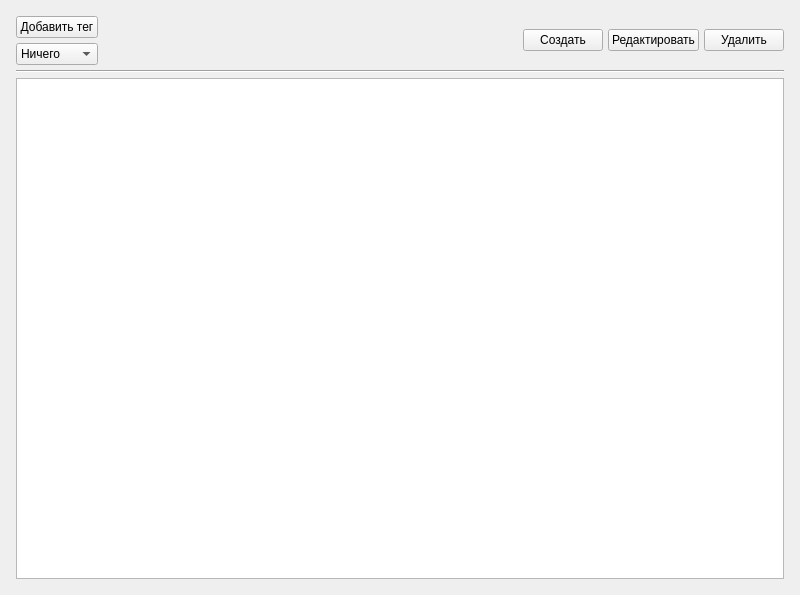
Qt form static/ui/MainWindow.ui (gggenn/DZ) before a commit.
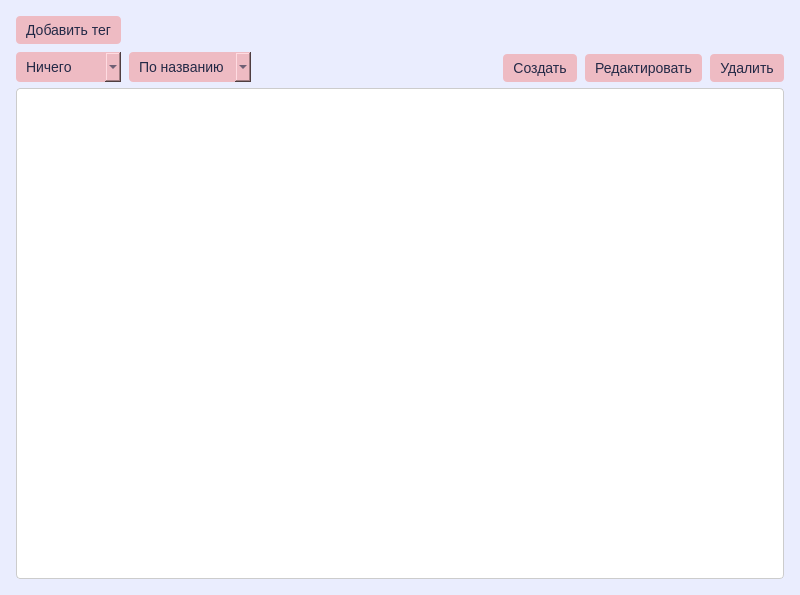
The same form after that commit.

```diff
--- a/static/ui/MainWindow.ui
+++ b/static/ui/MainWindow.ui
@@ -13,14 +13,16 @@
   <property name="windowTitle">
    <string>MainWindow</string>
   </property>
+  <property name="styleSheet">
+   <string notr="true">QWidget#MainWindow {
+    background-color: #EAEDFE;
+}</string>
+  </property>
   <widget class="QWidget" name="centralwidget">
    <property name="autoFillBackground">
     <bool>false</bool>
    </property>
-   <layout class="QVBoxLayout" name="verticalLayout_2">
-    <property name="spacing">
-     <number>5</number>
-    </property>
+   <layout class="QVBoxLayout" name="verticalLayout_5" stretch="10,90">
     <property name="leftMargin">
      <number>16</number>
     </property>
@@ -35,12 +37,35 @@
     </property>
     <item>
      <layout class="QHBoxLayout" name="horizontalLayout_4">
+      <property name="spacing">
+       <number>8</number>
+      </property>
       <item>
        <layout class="QVBoxLayout" name="verticalLayout">
         <item>
          <layout class="QHBoxLayout" name="horizontalLayout">
           <item>
            <widget class="QPushButton" name="addTagButton">
+            <property name="styleSheet">
+             <string notr="true">QPushButton {
+    background-color: #eebbc3;
+    border-radius: 4px;
+    padding-top: 6px;
+    padding-right: 10px;
+    padding-bottom: 6px;
+    padding-left: 10px;
+    color: #232946;
+    font-size: 14px;
+}
+
+QPushButton:hover {
+    background-color: #E6B4BC; 
+}
+
+QPushButton:pressed {
+    background-color: #FFC9D2;
+}</string>
+            </property>
             <property name="text">
              <string>Добавить тег</string>
             </property>
@@ -52,6 +77,18 @@
          <layout class="QHBoxLayout" name="horizontalLayout_3">
           <item>
            <widget class="QComboBox" name="tagComboBox">
+            <property name="styleSheet">
+             <string notr="true">    background-color: #eebbc3;
+    border-radius: 4px;
+    padding-top: 6px;
+    padding-right: 10px;
+    padding-bottom: 6px;
+    padding-left: 10px;
+    color: #232946;
+    font-size: 14px;
+
+</string>
+            </property>
             <item>
              <property name="text">
               <string>Ничего</string>
@@ -63,6 +100,56 @@
         </item>
        </layout>
       </item>
+      <item>
+       <layout class="QVBoxLayout" name="verticalLayout_2">
+        <property name="spacing">
+         <number>7</number>
+        </property>
+        <property name="bottomMargin">
+         <number>0</number>
+        </property>
+        <item>
+         <spacer name="verticalSpacer">
+          <property name="orientation">
+           <enum>Qt::Vertical</enum>
+          </property>
+          <property name="sizeHint" stdset="0">
+           <size>
+            <width>20</width>
+            <height>40</height>
+           </size>
+          </property>
+         </spacer>
+        </item>
+        <item>
+         <widget class="QComboBox" name="sortComboBox">
+          <property name="styleSheet">
+           <string notr="true">QComboBox {
+    background-color: #eebbc3;
+    border-radius: 4px;
+    padding-top: 6px;
+    padding-right: 10px;
+    padding-bottom: 6px;
+    padding-left: 10px;
+    color: #232946;
+    font-size: 14px;
+}
+</string>
+          </property>
+          <item>
+           <property name="text">
+            <string>По названию</string>
+           </property>
+          </item>
+          <item>
+           <property name="text">
+            <string>По дате</string>
+           </property>
+          </item>
+         </widget>
+        </item>
+       </layout>
+      </item>
       <item>
        <spacer name="horizontalSpacer">
         <property name="orientation">
@@ -77,45 +164,123 @@
        </spacer>
       </item>
       <item>
-       <layout class="QHBoxLayout" name="horizontalLayout_2">
-        <property name="spacing">
-         <number>5</number>
-        </property>
+       <layout class="QVBoxLayout" name="verticalLayout_3">
         <item>
-         <widget class="QPushButton" name="createButton">
-          <property name="text">
-           <string>Создать</string>
+         <spacer name="verticalSpacer_2">
+          <property name="orientation">
+           <enum>Qt::Vertical</enum>
           </property>
-         </widget>
-        </item>
-        <item>
-         <widget class="QPushButton" name="editButton">
-          <property name="text">
-           <string>Редактировать</string>
+          <property name="sizeHint" stdset="0">
+           <size>
+            <width>20</width>
+            <height>40</height>
+           </size>
           </property>
-         </widget>
+         </spacer>
         </item>
         <item>
-         <widget class="QPushButton" name="deleteButton">
-          <property name="text">
-           <string>Удалить</string>
+         <layout class="QHBoxLayout" name="horizontalLayout_2">
+          <property name="spacing">
+           <number>8</number>
           </property>
-         </widget>
+          <item>
+           <widget class="QPushButton" name="createButton">
+            <property name="styleSheet">
+             <string notr="true">QPushButton {
+    background-color: #eebbc3;
+    border-radius: 4px;
+    padding-top: 6px;
+    padding-right: 10px;
+    padding-bottom: 6px;
+    padding-left: 10px;
+    color: #232946;
+    font-size: 14px;
+}
+
+QPushButton:hover {
+    background-color: #E6B4BC; 
+}
+
+QPushButton:pressed {
+    background-color: #FFC9D2;
+}</string>
+            </property>
+            <property name="text">
+             <string>Создать</string>
+            </property>
+           </widget>
+          </item>
+          <item>
+           <widget class="QPushButton" name="editButton">
+            <property name="styleSheet">
+             <string notr="true">QPushButton {
+    background-color: #eebbc3;
+    border-radius: 4px;
+    padding-top: 6px;
+    padding-right: 10px;
+    padding-bottom: 6px;
+    padding-left: 10px;
+    color: #232946;
+    font-size: 14px;
+}
+
+QPushButton:hover {
+    background-color: #E6B4BC; 
+}
+
+QPushButton:pressed {
+    background-color: #FFC9D2;
+}</string>
+            </property>
+            <property name="text">
+             <string>Редактировать</string>
+            </property>
+           </widget>
+          </item>
+          <item>
+           <widget class="QPushButton" name="deleteButton">
+            <property name="styleSheet">
+             <string notr="true">QPushButton {
+    background-color: #eebbc3;
+    border-radius: 4px;
+    padding-top: 6px;
+    padding-right: 10px;
+    padding-bottom: 6px;
+    padding-left: 10px;
+    color: #232946;
+    font-size: 14px;
+}
+
+QPushButton:hover {
+    background-color: #E6B4BC; 
+}
+
+QPushButton:pressed {
+    background-color: #FFC9D2;
+}</string>
+            </property>
+            <property name="text">
+             <string>Удалить</string>
+            </property>
+           </widget>
+          </item>
+         </layout>
         </item>
        </layout>
       </item>
      </layout>
     </item>
     <item>
-     <widget class="Line" name="line">
-      <property name="orientation">
-       <enum>Qt::Horizontal</enum>
+     <widget class="QListWidget" name="listNotes">
+      <property name="styleSheet">
+       <string notr="true">background-color: white;
+border-radius: 4px;
+color: #232946;
+font-size: 14px;
+border: 1px solid #ccc;</string>
       </property>
      </widget>
     </item>
-    <item>
-     <widget class="QListWidget" name="listNotes"/>
-    </item>
    </layout>
   </widget>
  </widget>
```
